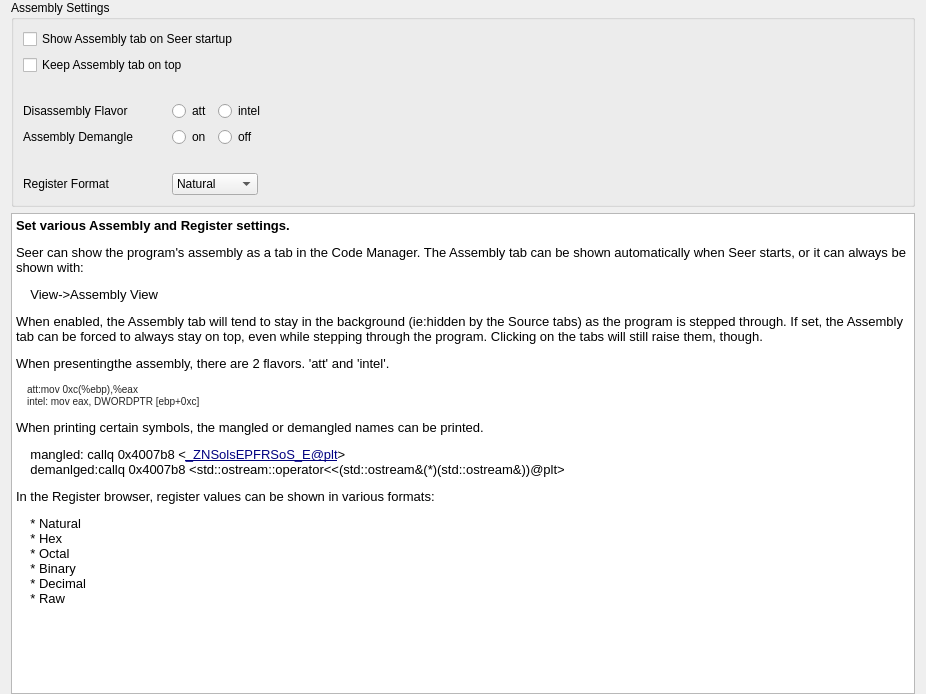
The window that src/SeerAssemblyConfigPage.ui (epasveer/seer) describes before a commit, drawn with Qt 5.
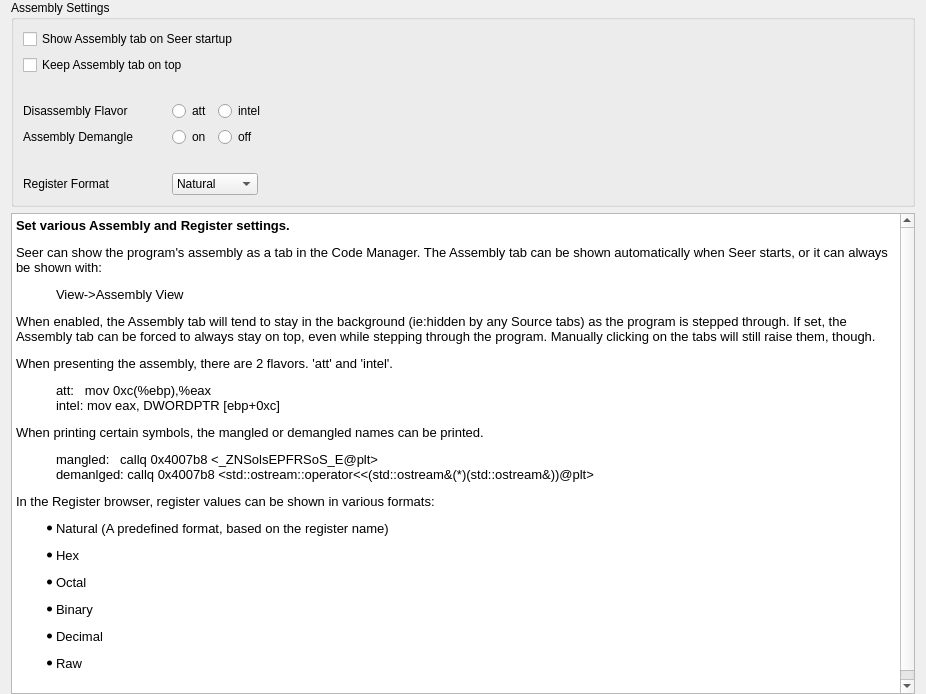
The same window after the commit.

Commit message: Fixed some RTF formatting.

```diff
--- a/src/SeerAssemblyConfigPage.ui
+++ b/src/SeerAssemblyConfigPage.ui
@@ -305,16 +305,21 @@
 &lt;html&gt;&lt;head&gt;&lt;meta name=&quot;qrichtext&quot; content=&quot;1&quot; /&gt;&lt;style type=&quot;text/css&quot;&gt;
 p, li { white-space: pre-wrap; }
 &lt;/style&gt;&lt;/head&gt;&lt;body style=&quot; font-family:'Noto Sans'; font-size:10pt; font-weight:400; font-style:normal;&quot;&gt;
-&lt;p style=&quot; margin-top:12px; margin-bottom:12px; margin-left:0px; margin-right:0px; -qt-block-indent:0; text-indent:0px;&quot;&gt;&lt;span style=&quot; font-weight:600; color:#000000;&quot;&gt;Set various Assembly and Register settings.&lt;/span&gt;&lt;/p&gt;
+&lt;p style=&quot; margin-top:0px; margin-bottom:0px; margin-left:0px; margin-right:0px; -qt-block-indent:0; text-indent:0px;&quot;&gt;&lt;span style=&quot; font-weight:600; color:#000000;&quot;&gt;Set various Assembly and Register settings.&lt;/span&gt;&lt;/p&gt;
 &lt;p style=&quot; margin-top:12px; margin-bottom:12px; margin-left:0px; margin-right:0px; -qt-block-indent:0; text-indent:0px;&quot;&gt;&lt;span style=&quot; color:#000000; background-color:transparent;&quot;&gt;Seer can show the program's assembly as a tab in the Code Manager. The Assembly tab can be shown automatically when Seer starts, or it can always be shown with:&lt;/span&gt;&lt;/p&gt;
-&lt;p style=&quot; margin-top:12px; margin-bottom:12px; margin-left:0px; margin-right:0px; -qt-block-indent:0; text-indent:0px;&quot;&gt;&lt;span style=&quot; font-family:'Courier New','monospace'; color:#000000;&quot;&gt;    View-&amp;gt;Assembly View&lt;/span&gt;&lt;/p&gt;
-&lt;p style=&quot; margin-top:12px; margin-bottom:12px; margin-left:0px; margin-right:0px; -qt-block-indent:0; text-indent:0px;&quot;&gt;&lt;span style=&quot; color:#000000; background-color:transparent;&quot;&gt;When enabled, the Assembly tab will tend to stay in the background (ie:hidden by the Source tabs) as the program is stepped through. If set, the Assembly tab can be forced to always stay on top, even while stepping through the program. Clicking on the tabs will still raise them, though.&lt;/span&gt;&lt;/p&gt;
-&lt;p style=&quot; margin-top:12px; margin-bottom:12px; margin-left:0px; margin-right:0px; -qt-block-indent:0; text-indent:0px;&quot;&gt;&lt;span style=&quot; color:#000000; background-color:transparent;&quot;&gt;When presentingthe assembly, there are 2 flavors. 'att' and 'intel'.&lt;/span&gt;&lt;/p&gt;
-&lt;p style=&quot; margin-top:12px; margin-bottom:12px; margin-left:0px; margin-right:0px; -qt-block-indent:0; text-indent:0px;&quot;&gt;&lt;span style=&quot; font-size:small; color:#262626; background-color:#ffffff;&quot;&gt;    att:mov 0xc(%ebp),%eax&lt;br /&gt;    intel: mov eax, DWORDPTR [ebp+0xc]&lt;/span&gt;&lt;/p&gt;
+&lt;p style=&quot; margin-top:12px; margin-bottom:12px; margin-left:0px; margin-right:0px; -qt-block-indent:1; text-indent:0px;&quot;&gt;&lt;span style=&quot; font-family:'Monospace';&quot;&gt;View-&amp;gt;Assembly View&lt;/span&gt;&lt;/p&gt;
+&lt;p style=&quot; margin-top:12px; margin-bottom:12px; margin-left:0px; margin-right:0px; -qt-block-indent:0; text-indent:0px;&quot;&gt;&lt;span style=&quot; color:#000000; background-color:transparent;&quot;&gt;When enabled, the Assembly tab will tend to stay in the background (ie:hidden by any Source tabs) as the program is stepped through. If set, the Assembly tab can be forced to always stay on top, even while stepping through the program. Manually clicking on the tabs will still raise them, though.&lt;/span&gt;&lt;/p&gt;
+&lt;p style=&quot; margin-top:12px; margin-bottom:12px; margin-left:0px; margin-right:0px; -qt-block-indent:0; text-indent:0px;&quot;&gt;&lt;span style=&quot; color:#000000; background-color:transparent;&quot;&gt;When presenting the assembly, there are 2 flavors. 'att' and 'intel'.&lt;/span&gt;&lt;/p&gt;
+&lt;p style=&quot; margin-top:12px; margin-bottom:12px; margin-left:0px; margin-right:0px; -qt-block-indent:1; text-indent:0px;&quot;&gt;&lt;span style=&quot; font-family:'Monospace';&quot;&gt;att:   mov 0xc(%ebp),%eax&lt;br /&gt;intel: mov eax, DWORDPTR [ebp+0xc]&lt;/span&gt;&lt;/p&gt;
 &lt;p style=&quot; margin-top:12px; margin-bottom:12px; margin-left:0px; margin-right:0px; -qt-block-indent:0; text-indent:0px;&quot;&gt;&lt;span style=&quot; color:#000000; background-color:transparent;&quot;&gt;When printing certain symbols, the mangled or demangled names can be printed.&lt;/span&gt;&lt;/p&gt;
-&lt;p style=&quot; margin-top:12px; margin-bottom:12px; margin-left:0px; margin-right:0px; -qt-block-indent:0; text-indent:0px;&quot;&gt;&lt;span style=&quot; color:#000000; background-color:transparent;&quot;&gt;    mangled: callq 0x4007b8 &amp;lt;&lt;/span&gt;&lt;a href=&quot;mailto:_ZNSolsEPFRSoS_E@plt&quot;&gt;&lt;span style=&quot; text-decoration: underline; color:#000080; background-color:transparent;&quot;&gt;_ZNSolsEPFRSoS_E@plt&lt;/span&gt;&lt;/a&gt;&lt;span style=&quot; color:#000000; background-color:transparent;&quot;&gt;&amp;gt;&lt;br /&gt;    demanlged:callq 0x4007b8 &amp;lt;std::ostream::operator&amp;lt;&amp;lt;(std::ostream&amp;amp;(*)(std::ostream&amp;amp;))@plt&amp;gt;&lt;/span&gt;&lt;/p&gt;
+&lt;p style=&quot; margin-top:12px; margin-bottom:12px; margin-left:0px; margin-right:0px; -qt-block-indent:1; text-indent:0px;&quot;&gt;&lt;span style=&quot; font-family:'Monospace';&quot;&gt;mangled:   callq 0x4007b8 &amp;lt;_ZNSolsEPFRSoS_E@plt&amp;gt;&lt;br /&gt;demanlged: callq 0x4007b8 &amp;lt;std::ostream::operator&amp;lt;&amp;lt;(std::ostream&amp;amp;(*)(std::ostream&amp;amp;))@plt&amp;gt;&lt;/span&gt;&lt;/p&gt;
 &lt;p style=&quot; margin-top:12px; margin-bottom:12px; margin-left:0px; margin-right:0px; -qt-block-indent:0; text-indent:0px;&quot;&gt;&lt;span style=&quot; color:#000000; background-color:transparent;&quot;&gt;In the Register browser, register values can be shown in various formats:&lt;/span&gt;&lt;/p&gt;
-&lt;p style=&quot; margin-top:12px; margin-bottom:12px; margin-left:0px; margin-right:0px; -qt-block-indent:0; text-indent:0px;&quot;&gt;&lt;span style=&quot; color:#000000; background-color:transparent;&quot;&gt;    * Natural&lt;br /&gt;    * Hex&lt;br /&gt;    * Octal&lt;br /&gt;    * Binary&lt;br /&gt;    * Decimal&lt;br /&gt;    * Raw&lt;/span&gt;&lt;/p&gt;
+&lt;ul style=&quot;margin-top: 0px; margin-bottom: 0px; margin-left: 0px; margin-right: 0px; -qt-list-indent: 1;&quot;&gt;&lt;li style=&quot;&quot; style=&quot; margin-top:12px; margin-bottom:12px; margin-left:0px; margin-right:0px; -qt-block-indent:0; text-indent:0px;&quot;&gt;&lt;span style=&quot; color:#000000; background-color:transparent;&quot;&gt;Natural (A predefined format, based on the register name)&lt;/span&gt;&lt;/li&gt;
+&lt;li style=&quot; color:#000000; background-color:transparent;&quot; style=&quot; margin-top:12px; margin-bottom:12px; margin-left:0px; margin-right:0px; -qt-block-indent:0; text-indent:0px;&quot;&gt;Hex&lt;/li&gt;
+&lt;li style=&quot; color:#000000; background-color:transparent;&quot; style=&quot; margin-top:12px; margin-bottom:12px; margin-left:0px; margin-right:0px; -qt-block-indent:0; text-indent:0px;&quot;&gt;Octal&lt;/li&gt;
+&lt;li style=&quot; color:#000000; background-color:transparent;&quot; style=&quot; margin-top:12px; margin-bottom:12px; margin-left:0px; margin-right:0px; -qt-block-indent:0; text-indent:0px;&quot;&gt;Binary&lt;/li&gt;
+&lt;li style=&quot; color:#000000; background-color:transparent;&quot; style=&quot; margin-top:12px; margin-bottom:12px; margin-left:0px; margin-right:0px; -qt-block-indent:0; text-indent:0px;&quot;&gt;Decimal&lt;/li&gt;
+&lt;li style=&quot; color:#000000; background-color:transparent;&quot; style=&quot; margin-top:12px; margin-bottom:12px; margin-left:0px; margin-right:0px; -qt-block-indent:0; text-indent:0px;&quot;&gt;Raw&lt;/li&gt;&lt;/ul&gt;
 &lt;p style=&quot;-qt-paragraph-type:empty; margin-top:12px; margin-bottom:12px; margin-left:0px; margin-right:0px; -qt-block-indent:0; text-indent:0px; color:#000000;&quot;&gt;&lt;br /&gt;&lt;/p&gt;&lt;/body&gt;&lt;/html&gt;</string>
      </property>
     </widget>
```
Left out of the diff: 2 changed lines with no effect on the pictures.
